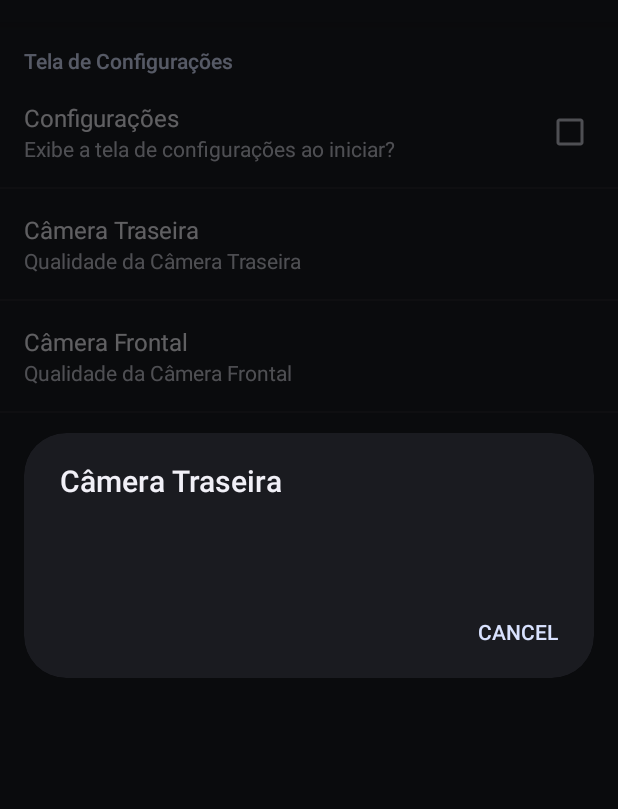
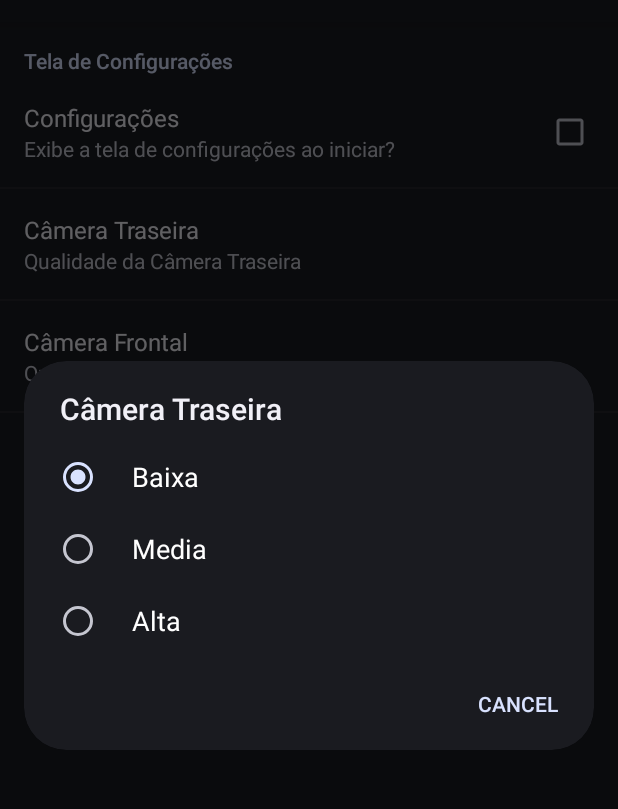
Before and after one commit to RobsonRaymundo/DroidVideoRecorder, an Android app: the screen it shows after launch (DroidConfigurationActivity), after a tap on "Câmera Traseira", on a phone screen of 412 x 824 dp, the part 62-871 px from its top. Run offline under Robolectric (Android 15) with nearby library versions, the phone set to English and light mode, and no system bars; 2 other taps on this screen came first.

Commit message:
diferenciando os arrays das cameras (frontal e traseira)

```diff
--- a/app/src/main/res/values/array.xml
+++ b/app/src/main/res/values/array.xml
@@ -1,16 +1,26 @@
 <?xml version="1.0" encoding="utf-8"?>
 <resources>
-    <string-array name="qualidadeCamera">
+    <string-array name="qualidadeCameraTraseira">
         <item>Baixa</item>
         <item>Media</item>
         <item>Alta</item>
     </string-array>
 
-    <string-array name="valor_qualidadeCamera">
+    <string-array name="valor_qualidadeCameraTraseira">
         <item>0</item>
         <item>4</item>
         <item>1</item>
     </string-array>
 
+    <string-array name="qualidadeCameraFrontal">
+        <item>Baixa</item>
+        <item>Media</item>
+    </string-array>
+
+    <string-array name="valor_qualidadeCameraFrontal">
+        <item>0</item>
+        <item>4</item>
+    </string-array>
+
 
 </resources>
```
